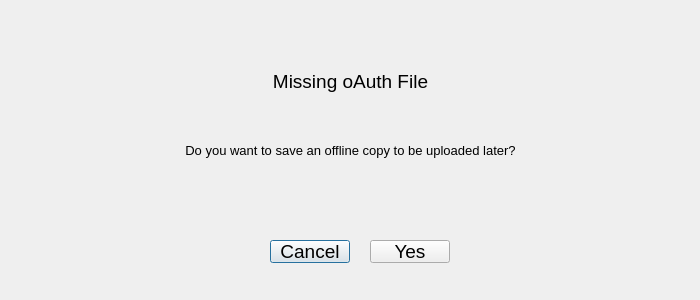
Old version of the form Utilities/DataExport/missing_oAuth.ui in the repository Georgia-Tech-Off-Road/GTORDaata.
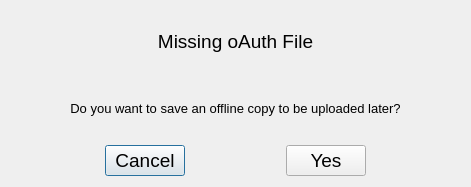
New version of the form.

Commit message: Minor: updated layout in missing_oAuth

The edit to the form file:
```diff
--- a/Utilities/DataExport/missing_oAuth.ui
+++ b/Utilities/DataExport/missing_oAuth.ui
@@ -6,8 +6,8 @@
    <rect>
     <x>0</x>
     <y>0</y>
-    <width>700</width>
-    <height>300</height>
+    <width>471</width>
+    <height>187</height>
    </rect>
   </property>
   <property name="font">
@@ -18,15 +18,8 @@
   <property name="windowTitle">
    <string>Dialog</string>
   </property>
-  <widget class="QWidget" name="verticalLayoutWidget">
-   <property name="geometry">
-    <rect>
-     <x>20</x>
-     <y>50</y>
-     <width>661</width>
-     <height>131</height>
-    </rect>
-   </property>
+  <layout class="QVBoxLayout" name="verticalLayout_2">
+   <item>
    <layout class="QVBoxLayout" name="verticalLayout">
     <item>
      <widget class="QLabel" name="heading1_text">
@@ -57,33 +50,65 @@
      </widget>
     </item>
    </layout>
-  </widget>
+   </item>
+   <item>
+    <layout class="QHBoxLayout" name="horizontalLayout">
+     <item>
+      <spacer name="horizontalSpacer_2">
+       <property name="orientation">
+        <enum>Qt::Horizontal</enum>
+       </property>
+       <property name="sizeHint" stdset="0">
+        <size>
+         <width>40</width>
+         <height>20</height>
+        </size>
+       </property>
+      </spacer>
+     </item>
+     <item>
   <widget class="QPushButton" name="cancel_button">
-   <property name="geometry">
-    <rect>
-     <x>270</x>
-     <y>240</y>
-     <width>80</width>
-     <height>23</height>
-    </rect>
-   </property>
    <property name="text">
     <string>Cancel</string>
    </property>
   </widget>
+     </item>
+     <item>
+      <spacer name="horizontalSpacer">
+       <property name="orientation">
+        <enum>Qt::Horizontal</enum>
+       </property>
+       <property name="sizeHint" stdset="0">
+        <size>
+         <width>40</width>
+         <height>20</height>
+        </size>
+       </property>
+      </spacer>
+     </item>
+     <item>
   <widget class="QPushButton" name="yes_button">
-   <property name="geometry">
-    <rect>
-     <x>370</x>
-     <y>240</y>
-     <width>80</width>
-     <height>23</height>
-    </rect>
-   </property>
    <property name="text">
     <string>Yes</string>
    </property>
   </widget>
+     </item>
+     <item>
+      <spacer name="horizontalSpacer_3">
+       <property name="orientation">
+        <enum>Qt::Horizontal</enum>
+       </property>
+       <property name="sizeHint" stdset="0">
+        <size>
+         <width>40</width>
+         <height>20</height>
+        </size>
+       </property>
+      </spacer>
+     </item>
+    </layout>
+   </item>
+  </layout>
  </widget>
  <resources/>
  <connections/>
```
Lines whose indentation alone changed are shown as unchanged.
